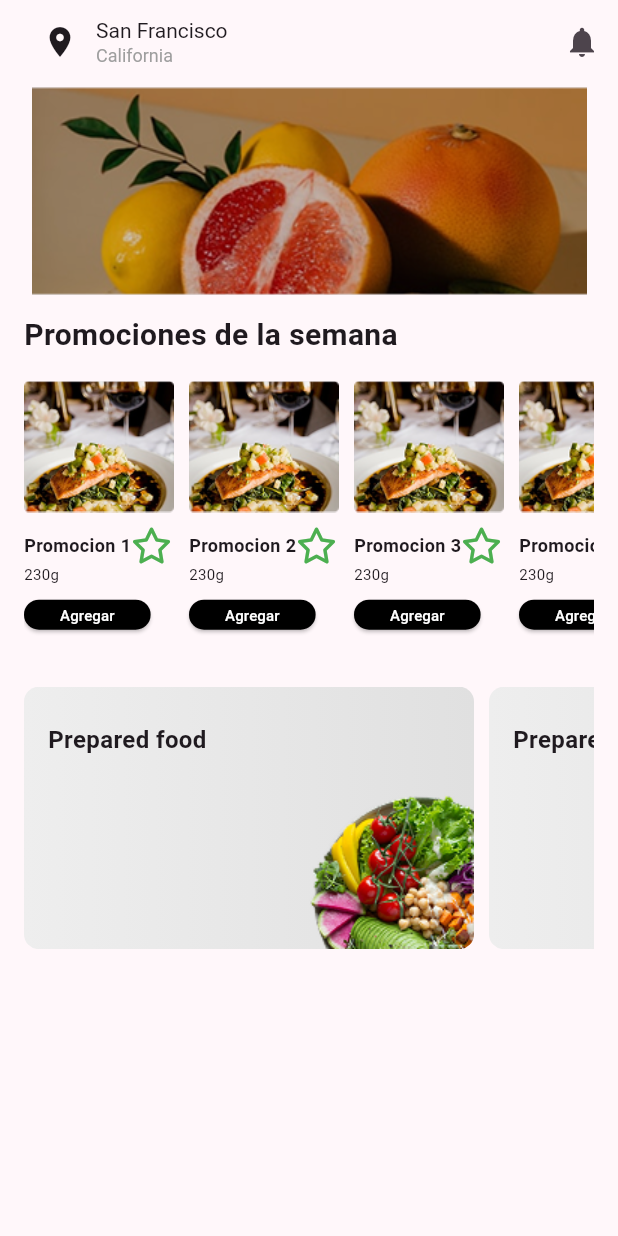
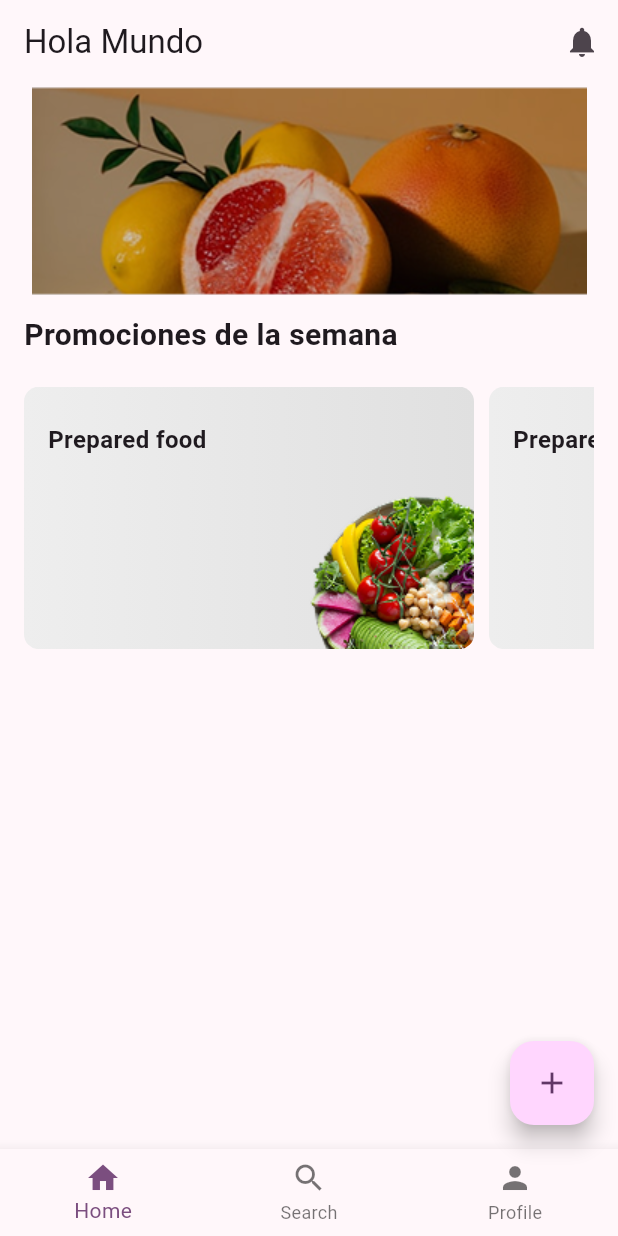
Before and after one commit to robertodevs/hola_mundo, a Flutter app: the screen it shows once a user with an empty profile is signed in, on a phone screen of 412 x 824 dp. Run offline on Flutter 3.47's test engine with Material 3 defaults, Android fonts, the phone set to English and light mode, and no system bars; our stand-ins replace cloud_firestore, firebase_auth, firebase_core, font_awesome_flutter, get_it, go_router and 1 more; accounts and stored records are empty.

Commit message:
Add Firestore integration and home screen features
- Implement HomeBloc and HomeService for product and notification management
- Add RootScreen with bottom navigation and app bar
- Create screens for home, notifications, and add product
- Integrate Firestore for dynamic product and notification data
- Update routing to support new screens and navigation

```diff
--- /dev/null
+++ b/lib/common/models/notification.dart
@@ -0,0 +1,29 @@
+import 'package:cloud_firestore/cloud_firestore.dart';
+
+class Notification {
+  final String id;
+  final String message;
+  final Timestamp createdAt;
+
+  Notification({
+    required this.id,
+    required this.message,
+    required this.createdAt,
+  });
+
+  factory Notification.fromJson(Map<String, dynamic> json) {
+    return Notification(
+      id: json['id'],
+      message: json['message'],
+      createdAt: json['createdAt'],
+    );
+  }
+
+  Map<String, dynamic> toJson() {
+    return {
+      'id': id,
+      'message': message,
+      'createdAt': createdAt,
+    };
+  }
+}
--- /dev/null
+++ b/lib/common/models/product.dart
@@ -0,0 +1,35 @@
+class Product {
+  final String id;
+  final String name;
+  final String description;
+  final String image;
+  final double price;
+
+  Product({
+    required this.id,
+    required this.name,
+    required this.description,
+    required this.image,
+    required this.price,
+  });
+
+  factory Product.fromJson(Map<String, dynamic> json) {
+    return Product(
+      id: json['id'] ?? '',
+      name: json['name'] ?? '',
+      description: json['description'] ?? '',
+      image: json['imageUrl'] ?? '',
+      price: json['price'] ?? 0.0,
+    );
+  }
+
+  Map<String, dynamic> toJson() {
+    return {
+      'id': id,
+      'name': name,
+      'description': description,
+      'imageUrl': image,
+      'price': price,
+    };
+  }
+}
--- a/lib/home_screen.dart
+++ b/lib/common/pages/home_screen.dart
@@ -1,5 +1,8 @@
 import 'package:flutter/material.dart';
 import 'package:font_awesome_flutter/font_awesome_flutter.dart';
+import 'package:hola_mundo/common/blocs/home_bloc.dart';
+import 'package:hola_mundo/common/models/product.dart';
+import 'package:hola_mundo/injector.dart';
 
 class HomeScreen extends StatefulWidget {
   const HomeScreen({super.key});
@@ -9,10 +12,16 @@ class HomeScreen extends StatefulWidget {
 }
 
 class _HomeScreenState extends State<HomeScreen> {
+  final homeBloc = Injector.get<HomeBloc>();
+
+  @override
+  void initState() {
+    super.initState();
+  }
+
   @override
   Widget build(BuildContext context) {
     return Scaffold(
-      appBar: _buildAppBar(),
       body: SingleChildScrollView(
         child: Padding(
           padding: const EdgeInsets.symmetric(horizontal: 16.0),
@@ -26,20 +35,43 @@ class _HomeScreenState extends State<HomeScreen> {
                 style: TextStyle(fontSize: 20, fontWeight: FontWeight.bold),
               ),
               const SizedBox(height: 10),
-              SizedBox(
+              StreamBuilder<List<Product>>(
+                stream: homeBloc.streamProducts(),
+                builder: (context, snapshot) {
+                  if (snapshot.connectionState == ConnectionState.waiting) {
+                    return const Center(child: CircularProgressIndicator());
+                  }
+
+                  if (snapshot.hasError) {
+                    return const Text('Error');
+                  }
+
+                  final products = snapshot.data;
+                  if (products == null) {
+                    return const SizedBox.shrink();
+                  }
+
+                  if (products.isEmpty) {
+                    return const SizedBox.shrink();
+                  }
+
+                  return SizedBox(
                     height: 200,
                     child: ListView.builder(
                       scrollDirection: Axis.horizontal,
+                      itemCount: products.length,
                       itemBuilder: (context, index) {
                         return _buildProductCard(
                           index,
-                      'assets/product1.png',
-                      'Promocion ${index + 1}',
-                      '230g',
-                      'Promocion ${index + 1}',
+                          products[index].image,
+                          products[index].name,
+                          products[index].price.toString(),
+                          products[index].description,
                         );
                       },
                     ),
+                  );
+                },
               ),
               const SizedBox(height: 10),
               SizedBox(
@@ -117,13 +149,13 @@ class _HomeScreenState extends State<HomeScreen> {
       child: Column(
         crossAxisAlignment: CrossAxisAlignment.start,
         children: [
-          Image.asset('assets/product1.png', width: 100, height: 100),
+          Image.network(image, width: 100, height: 100),
           const SizedBox(height: 4),
           Row(
             mainAxisAlignment: MainAxisAlignment.spaceBetween,
             children: [
               Text(
-                'Promocion ${index + 1}',
+                name,
                 style: TextStyle(fontSize: 12, fontWeight: FontWeight.bold),
               ),
               const Icon(
@@ -133,7 +165,7 @@ class _HomeScreenState extends State<HomeScreen> {
             ],
           ),
           Text(
-            '230g',
+            description,
             style: TextStyle(fontSize: 10),
           ),
           const SizedBox(height: 10),
@@ -157,37 +189,4 @@ class _HomeScreenState extends State<HomeScreen> {
       ),
     );
   }
-
-  AppBar _buildAppBar() {
-    return AppBar(
-      centerTitle: false,
-      title: Row(
-        children: [
-          IconButton(
-            onPressed: () {},
-            icon: const Icon(Icons.location_on),
-          ),
-          Column(
-            crossAxisAlignment: CrossAxisAlignment.start,
-            children: [
-              Text(
-                'San Francisco',
-                style: TextStyle(fontSize: 14),
-              ),
-              Text(
-                'California',
-                style: TextStyle(fontSize: 12, color: Colors.grey),
-              ),
-            ],
-          ),
-        ],
-      ),
-      actions: [
-        IconButton(
-          onPressed: () {},
-          icon: const Icon(Icons.notifications),
-        ),
-      ],
-    );
 }
-}
--- a/lib/custom_router.dart
+++ b/lib/custom_router.dart
@@ -3,7 +3,9 @@ import 'package:flutter/material.dart';
 import 'package:go_router/go_router.dart';
 import 'package:hola_mundo/authentication/blocs/login_bloc.dart';
 import 'package:hola_mundo/authentication/pages/login_screen.dart';
-import 'package:hola_mundo/home_screen.dart';
+import 'package:hola_mundo/common/pages/notifications_screen.dart';
+import 'package:hola_mundo/common/pages/add_product_screen.dart';
+import 'package:hola_mundo/root_screen.dart';
 import 'package:hola_mundo/injector.dart';
 
 class CustomRouter extends InheritedWidget {
@@ -36,9 +38,21 @@ class CustomerRouterData extends ChangeNotifier
               }
 
               Injector.register<User>(user);
-              return const HomeScreen();
+              return const RootScreen();
             },
           );
+        },
+      ),
+      GoRoute(
+        path: '/notifications',
+        builder: (BuildContext context, GoRouterState state) {
+          return const NotificationsScreen();
+        },
+      ),
+      GoRoute(
+        path: '/add-product',
+        builder: (BuildContext context, GoRouterState state) {
+          return const AddProductScreen();
         },
       ),
     ],
--- /dev/null
+++ b/lib/root_screen.dart
@@ -0,0 +1,81 @@
+import 'package:flutter/material.dart';
+import 'package:hola_mundo/common/blocs/home_bloc.dart';
+import 'package:hola_mundo/common/pages/home_screen.dart';
+import 'package:hola_mundo/custom_router.dart';
+import 'package:hola_mundo/injector.dart';
+import 'package:hola_mundo/profile_management/pages/profile_screen.dart';
+
+class RootScreen extends StatefulWidget {
+  const RootScreen({super.key});
+
+  @override
+  State<RootScreen> createState() => _RootScreenState();
+}
+
+class _RootScreenState extends State<RootScreen> {
+  int currentIndex = 0;
+
+  final homeBloc = HomeBloc();
+  final List<Widget> _pages = [
+    const HomeScreen(),
+    const Scaffold(),
+    const ProfileScreen(),
+  ];
+
+  @override
+  void initState() {
+    super.initState();
+    Injector.register<HomeBloc>(homeBloc);
+  }
+
+  @override
+  Widget build(BuildContext context) {
+    return Scaffold(
+      appBar: AppBar(
+        title: const Text('Hola Mundo'),
+        centerTitle: false,
+        actions: [
+          IconButton(
+            onPressed: () {
+              CustomRouter.of(context).push('/notifications');
+            },
+            icon: const Icon(Icons.notifications),
+          ),
+        ],
+      ),
+      floatingActionButton: FloatingActionButton(
+        onPressed: () {
+          CustomRouter.of(context).push('/add-product');
+        },
+        child: const Icon(Icons.add),
+      ),
+      bottomNavigationBar: _buildBottomNavigationBar(),
+      body: _pages[currentIndex],
+    );
+  }
+
+  Widget _buildBottomNavigationBar() {
+    return BottomNavigationBar(
+      currentIndex: currentIndex,
+      onTap: (index) {
+        setState(() {
+          currentIndex = index;
+        });
+      },
+      items: const [
+        BottomNavigationBarItem(
+          icon: Icon(Icons.home),
+          label: 'Home',
+        ),
+        BottomNavigationBarItem(
+          icon: Icon(Icons.search),
+          label: 'Search',
+        ),
+        BottomNavigationBarItem(
+          icon: Icon(Icons.person),
+          label: 'Profile',
+        ),
+      ],
+    );
+  }
+}
--- a/pubspec.yaml
+++ b/pubspec.yaml
@@ -40,6 +40,7 @@ dependencies:
   firebase_auth: ^5.4.2
   go_router: ^14.8.0
   firebase_core: ^3.10.0
+  cloud_firestore: ^5.6.4
 dev_dependencies:
   flutter_test:
     sdk: flutter
```
Also changed, not shown: lib/common/blocs/home_bloc.dart (added, +45 -0 lines), lib/common/pages/add_product_screen.dart (added, +136 -0 lines), lib/common/pages/notifications_screen.dart (added, +67 -0 lines), lib/common/services/home_service.dart (added, +60 -0 lines), lib/profile_management/pages/profile_screen.dart (added, +12 -0 lines), pubspec.lock, 5 other files. Lines whose indentation alone changed are shown as unchanged.
